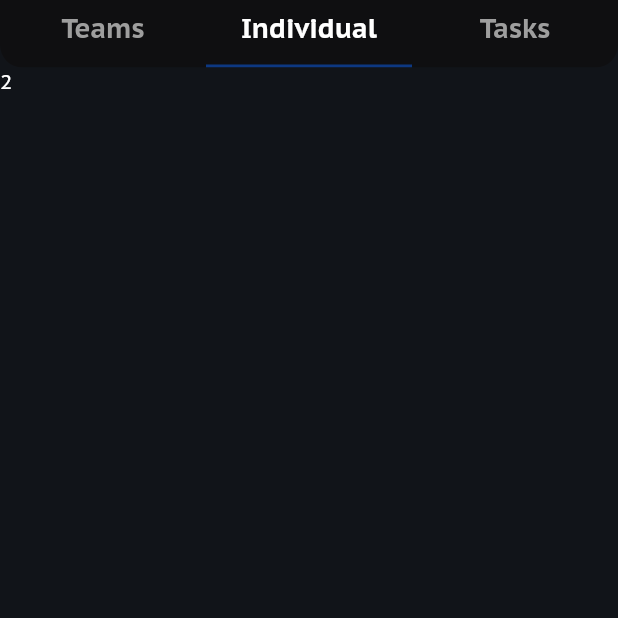
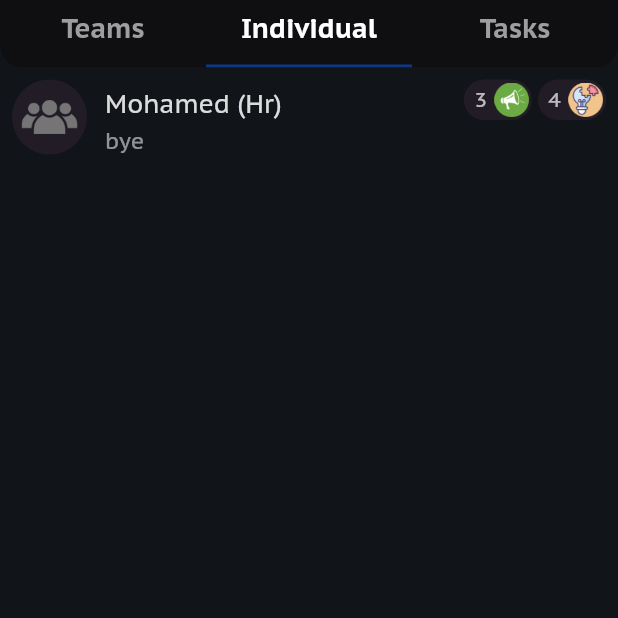
Before and after one commit to MostafaOsama99/work-platform, a Flutter app: the ChatsScreen screen opened directly, tab 2 chosen, on a phone screen of 412 x 824 dp, the top half of it. Run offline on Flutter 3.47's test engine with Material 2 defaults, Android fonts, the light colour scheme and no system bars; our stand-ins replace circular_check_box, convex_bottom_bar, date_time_picker, datetime_picker_formfield, dio, file_picker and 4 more; missing offline and left inert: flutter_duration_picker, flutter_filereader, flutter_reaction_button.

Commit message:
chats update

```diff
--- a/lib/demoData.dart
+++ b/lib/demoData.dart
@@ -95,8 +95,8 @@ List<Messages> messagesList = [
   Messages(isMe: true, text: "laaaa", senderName: "test"),
   Messages(isMe: false, text: "wwwwwwwww", senderName: "test"),
   Messages(isMe: true, text: "eeeeeee", senderName: "test"),
-  Messages(isMe: false, text: "eeeee", senderName: "test"),
-  Messages(isMe: true, text: "aaaaaa", senderName: "test"),
+  Messages(isMe: false, text: "bye", senderName: "test"),
+
 ];
 final List<Team> teams = [
   Team(id: 0, name: 'Marketing', tasks: demoTasks),
--- a/lib/screen/main_screen/chats_screen.dart
+++ b/lib/screen/main_screen/chats_screen.dart
@@ -2,9 +2,10 @@ import 'package:flutter/material.dart';
 import 'package:project/demoData.dart';
 
 import '../../constants.dart';
+import '../chat_screen.dart';
 
 const KTapTS = TextStyle(fontSize: 18, fontWeight: FontWeight.bold);
-
+ List <String> lastMessages =['bye',"see you later", 'hello','okey'];
 class ChatsScreen extends StatelessWidget {
   @override
   Widget build(BuildContext context) {
@@ -48,19 +49,56 @@ class ChatsScreen extends StatelessWidget {
           body: TabBarView(
             children: [
               ListView.separated(
-                  itemBuilder: (_, index) => ChatTile(
+                  itemBuilder: (_, index) => InkWell(
+                    onTap: (){
+                      Navigator.push(context, MaterialPageRoute(builder: (context) {
+
+                        return ChatScreen();
+                      }));
+                    },
+                    child: ChatTile(
                           chatName: teams[index].name,
+                          lastMessage: lastMessages[index],
                           announce: 3,
                           issue: 4,
                         ),
+                  ),
                   separatorBuilder: (_, index) => Divider(endIndent: 20, indent: 20, height: 10),
                   itemCount: teams.length),
-              Container(
-                child: Text('2'),
+              ListView.separated(
+                  itemBuilder: (_, index) => InkWell(
+                    onTap: (){
+                      Navigator.push(context, MaterialPageRoute(builder: (context) {
+
+                        return ChatScreen();
+                      }));
+                    },
+                    child: ChatTile(
+                      chatName: "Mohamed (Hr)",
+                      lastMessage: lastMessages[index],
+                      announce: 3,
+                      issue: 4,
                     ),
-              Container(
-                child: Text('3'),
                   ),
+                  separatorBuilder: (_, index) => Divider(endIndent: 20, indent: 20, height: 10),
+                  itemCount: 1),
+              ListView.separated(
+                  itemBuilder: (_, index) => InkWell(
+                    onTap: (){
+                      Navigator.push(context, MaterialPageRoute(builder: (context) {
+
+                        return ChatScreen();
+                      }));
+                    },
+                    child: ChatTile(
+                      chatName: "Assign tasks",
+                      lastMessage: lastMessages[index],
+                      announce: 3,
+                      issue: 4,
+                    ),
+                  ),
+                  separatorBuilder: (_, index) => Divider(endIndent: 20, indent: 20, height: 10),
+                  itemCount: 1),
             ],
           ),
         ),
@@ -79,7 +117,7 @@ class TeamsBody extends StatelessWidget {
 class ChatTile extends StatelessWidget {
   final String chatName;
   final int announce, issue;
-  final String lastMessage;
+  final  lastMessage;
   final DateTime timeStamp;
 
   const ChatTile(
@@ -87,7 +125,7 @@ class ChatTile extends StatelessWidget {
       @required this.chatName,
       this.announce = 0,
       this.issue = 0,
-      this.lastMessage = 'send your first message',
+      this.lastMessage ,
       this.timeStamp})
       : super(key: key);
 
```
Also changed, not shown: lib/screen/main_screen/activity_screen.dart (+11 -9 lines). Lines whose indentation alone changed are shown as unchanged.
